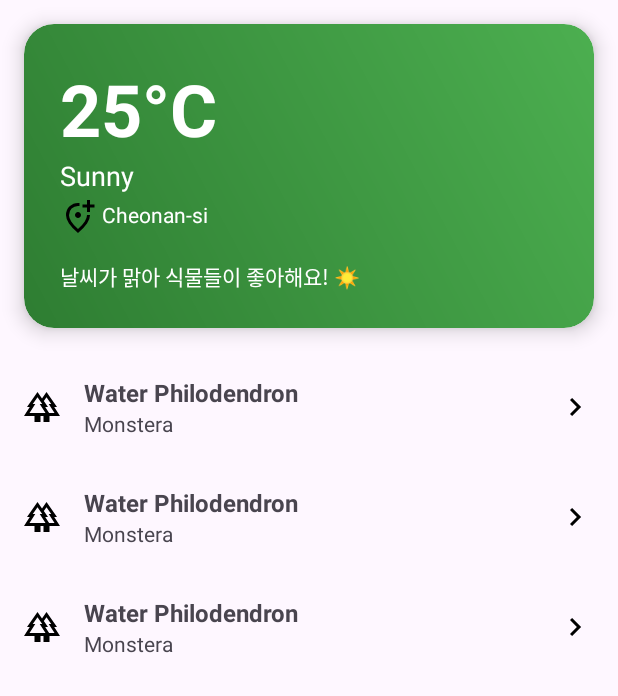
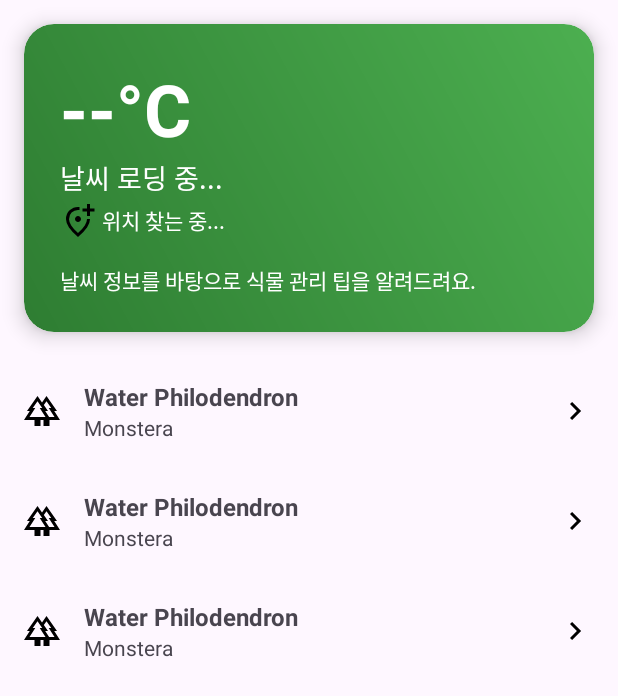
Before and after one commit to youbyeongyeon/AI_PlantButler, an Android app: the layout fragment_home.xml on its own in the app's theme, with its tools: preview values and no code run, on a phone screen of 412 x 824 dp. Shown: the top 696 px of the screen. Run offline under Robolectric (Android 15) with nearby library versions, the light colour scheme and no system bars.

Commit message:
중간저장

```diff
--- a/client/AIPlantButlerNew/app/src/main/res/layout/fragment_home.xml
+++ b/client/AIPlantButlerNew/app/src/main/res/layout/fragment_home.xml
@@ -27,7 +27,7 @@
                 android:id="@+id/text_view_temp"
                 android:layout_width="wrap_content"
                 android:layout_height="wrap_content"
-                android:text="25°C"
+                android:text="--°C"
                 android:textSize="48sp"
                 android:textColor="@android:color/white"
                 android:textStyle="bold"/>
@@ -37,7 +37,7 @@
                 android:layout_width="wrap_content"
                 android:layout_height="wrap_content"
                 android:layout_below="@id/text_view_temp"
-                android:text="Sunny"
+                android:text="날씨 로딩 중..."
                 android:textColor="@android:color/white"
                 android:textSize="18sp"/>
 
@@ -47,7 +47,7 @@
                 android:layout_height="wrap_content"
                 android:layout_below="@id/text_view_weather_desc"
                 android:layout_marginTop="4dp"
-                android:text="Cheonan-si"
+                android:text="위치 찾는 중..."
                 android:drawableStart="@drawable/ic_location"
                 android:drawablePadding="4dp"
                 android:textColor="@android:color/white"/>
@@ -58,7 +58,7 @@
                 android:layout_height="wrap_content"
                 android:layout_below="@id/text_view_location"
                 android:layout_marginTop="16dp"
-                android:text="날씨가 맑아 식물들이 좋아해요! ☀️"
+                android:text="날씨 정보를 바탕으로 식물 관리 팁을 알려드려요."
                 android:textColor="@android:color/white"/>
 
         </RelativeLayout>
```
Also changed, not shown: client/AIPlantButlerNew/app/src/main/java/com/example/aiplantbutlernew/HomeFragment.kt (+23 -13 lines).
